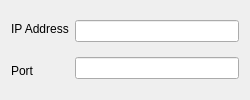
Before: the Qt Designer form midvec2-gui/nodePsBuilder/outPsWidget/outUdpPsWidget.ui in therealddx/midvec2-gui, drawn with Qt 5.
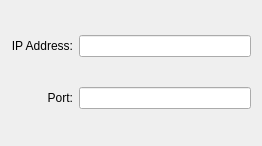
After: the same form once the commit is applied.

Commit message: used grid-layout to rectify potential for misalignment b/w labels and textboxes in standard data-entry widgets.

```diff
--- a/midvec2-gui/nodePsBuilder/outPsWidget/outUdpPsWidget.ui
+++ b/midvec2-gui/nodePsBuilder/outPsWidget/outUdpPsWidget.ui
@@ -6,45 +6,39 @@
    <rect>
     <x>0</x>
     <y>0</y>
-    <width>250</width>
-    <height>100</height>
+    <width>262</width>
+    <height>146</height>
    </rect>
   </property>
   <property name="windowTitle">
    <string>Dialog</string>
   </property>
-  <layout class="QHBoxLayout" name="horizontalLayout_2">
-   <item>
-    <layout class="QHBoxLayout" name="horizontalLayout">
-     <item>
-      <layout class="QVBoxLayout" name="verticalLayout">
-       <item>
+  <layout class="QGridLayout" name="gridLayout">
+   <item row="0" column="0">
         <widget class="QLabel" name="ipAddress_lbl">
          <property name="text">
-          <string>IP Address</string>
-         </property>
-        </widget>
-       </item>
-       <item>
-        <widget class="QLabel" name="port_lbl">
-         <property name="text">
-          <string>Port</string>
+      <string>IP Address:</string>
+     </property>
+     <property name="alignment">
+      <set>Qt::AlignRight|Qt::AlignTrailing|Qt::AlignVCenter</set>
          </property>
         </widget>
        </item>
-      </layout>
-     </item>
-     <item>
-      <layout class="QVBoxLayout" name="verticalLayout_2">
-       <item>
+   <item row="0" column="1">
         <widget class="QLineEdit" name="ipAddress_le"/>
        </item>
-       <item>
+   <item row="1" column="0">
+    <widget class="QLabel" name="port_lbl">
+     <property name="text">
+      <string>Port:</string>
+     </property>
+     <property name="alignment">
+      <set>Qt::AlignRight|Qt::AlignTrailing|Qt::AlignVCenter</set>
+     </property>
+    </widget>
+   </item>
+   <item row="1" column="1">
         <widget class="QLineEdit" name="port_le"/>
-       </item>
-      </layout>
-     </item>
-    </layout>
    </item>
   </layout>
  </widget>
```
Lines whose indentation alone changed are shown as unchanged. The commit also changes 2 other files.
